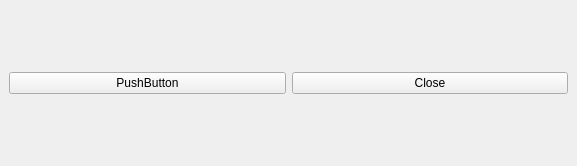
BlakeXYZ/Maya-Tools, file _asset_validator/mayapy_asset_validator.ui: the form before one commit.
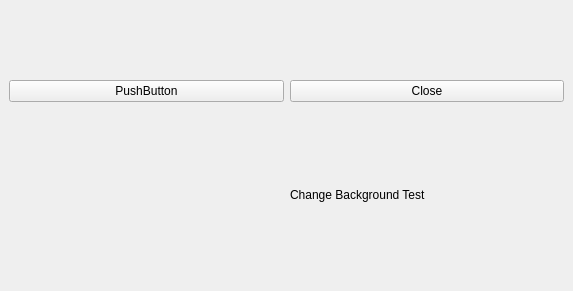
The form after the commit.

```diff
--- a/_asset_validator/mayapy_asset_validator.ui
+++ b/_asset_validator/mayapy_asset_validator.ui
@@ -6,8 +6,8 @@
    <rect>
     <x>0</x>
     <y>0</y>
-    <width>577</width>
-    <height>166</height>
+    <width>573</width>
+    <height>291</height>
    </rect>
   </property>
   <property name="windowTitle">
@@ -29,6 +29,31 @@
       </property>
      </widget>
     </item>
+    <item row="1" column="1">
+     <widget class="QLabel" name="label_bg_color_test">
+      <property name="sizePolicy">
+       <sizepolicy hsizetype="Preferred" vsizetype="MinimumExpanding">
+        <horstretch>0</horstretch>
+        <verstretch>0</verstretch>
+       </sizepolicy>
+      </property>
+      <property name="minimumSize">
+       <size>
+        <width>0</width>
+        <height>32</height>
+       </size>
+      </property>
+      <property name="maximumSize">
+       <size>
+        <width>16777215</width>
+        <height>32</height>
+       </size>
+      </property>
+      <property name="text">
+       <string>Change Background Test</string>
+      </property>
+     </widget>
+    </item>
    </layout>
   </widget>
  </widget>
```
